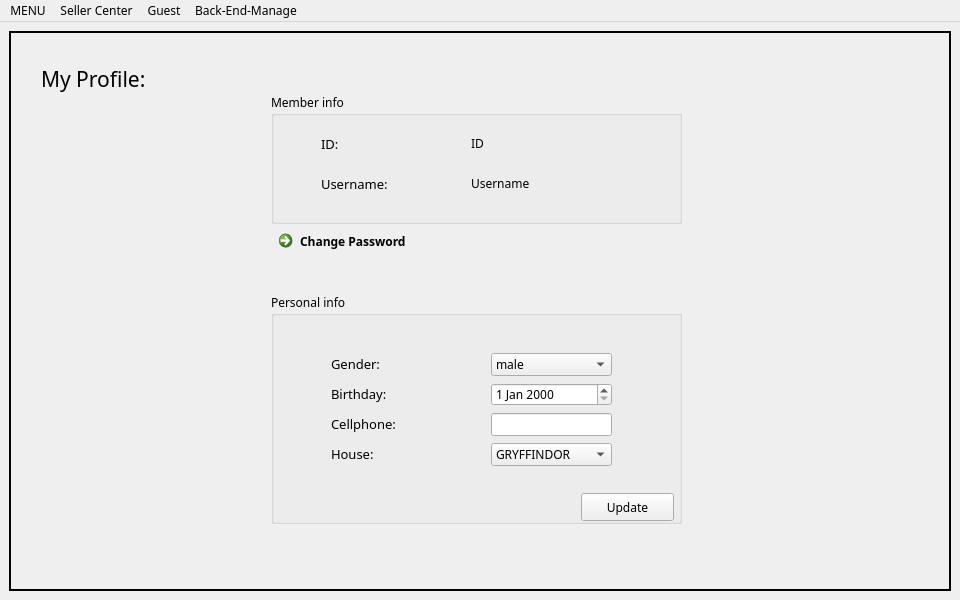
First picture: the form in mainwindow.ui, repository freefrit/AOOP_DogeShop, before the edit.
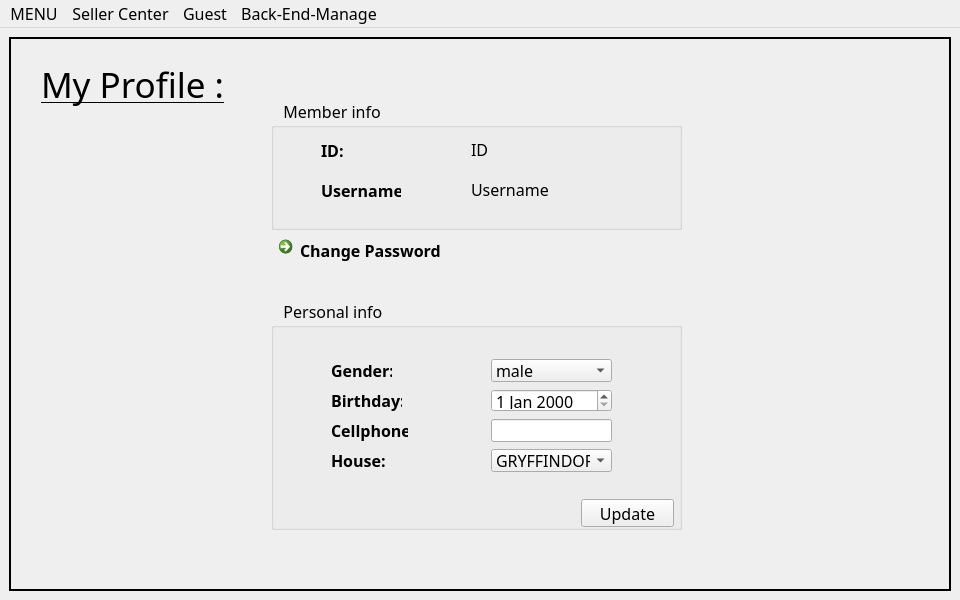
Second picture: the form after the edit. The open tabs and pages were chosen to show the change.

Commit message: card+font

The edit to the form file:
```diff
--- a/mainwindow.ui
+++ b/mainwindow.ui
@@ -21,7 +21,7 @@
   </property>
   <property name="font">
    <font>
-    <family>MV Boli</family>
+    <family>Agency FB</family>
    </font>
   </property>
   <property name="windowTitle">
@@ -91,12 +91,13 @@
         </property>
         <property name="font">
          <font>
-          <family>MV Boli</family>
-          <pointsize>16</pointsize>
+          <family>Agency FB</family>
+          <pointsize>26</pointsize>
+          <underline>true</underline>
          </font>
         </property>
         <property name="text">
-         <string>My Profile:</string>
+         <string>My Profile :</string>
         </property>
        </widget>
        <widget class="QGroupBox" name="groupBox">
@@ -110,12 +111,12 @@
         </property>
         <property name="font">
          <font>
-          <family>MV Boli</family>
-          <pointsize>9</pointsize>
+          <family>Agency FB</family>
+          <pointsize>12</pointsize>
          </font>
         </property>
         <property name="title">
-         <string>Personal info</string>
+         <string>   Personal info</string>
         </property>
         <widget class="QDateEdit" name="dateEdit">
          <property name="geometry">
@@ -126,6 +127,12 @@
            <height>23</height>
           </rect>
          </property>
+         <property name="font">
+          <font>
+           <family>Agency FB</family>
+           <pointsize>12</pointsize>
+          </font>
+         </property>
         </widget>
         <widget class="QLabel" name="label_c_cellphone">
          <property name="geometry">
@@ -138,8 +145,12 @@
          </property>
          <property name="font">
           <font>
-           <family>MV Boli</family>
-           <pointsize>10</pointsize>
+           <family>Agency FB</family>
+           <pointsize>12</pointsize>
+           <weight>75</weight>
+           <italic>false</italic>
+           <bold>true</bold>
+           <kerning>true</kerning>
           </font>
          </property>
          <property name="text">
@@ -155,6 +166,12 @@
            <height>23</height>
           </rect>
          </property>
+         <property name="font">
+          <font>
+           <family>Agency FB</family>
+           <pointsize>12</pointsize>
+          </font>
+         </property>
          <property name="currentText">
           <string>male</string>
          </property>
@@ -185,8 +202,12 @@
          </property>
          <property name="font">
           <font>
-           <family>MV Boli</family>
-           <pointsize>10</pointsize>
+           <family>Agency FB</family>
+           <pointsize>12</pointsize>
+           <weight>75</weight>
+           <italic>false</italic>
+           <bold>true</bold>
+           <kerning>true</kerning>
           </font>
          </property>
          <property name="text">
@@ -204,8 +225,12 @@
          </property>
          <property name="font">
           <font>
-           <family>MV Boli</family>
-           <pointsize>10</pointsize>
+           <family>Agency FB</family>
+           <pointsize>12</pointsize>
+           <weight>75</weight>
+           <italic>false</italic>
+           <bold>true</bold>
+           <kerning>true</kerning>
           </font>
          </property>
          <property name="text">
@@ -221,6 +246,12 @@
            <height>23</height>
           </rect>
          </property>
+         <property name="font">
+          <font>
+           <family>Agency FB</family>
+           <pointsize>12</pointsize>
+          </font>
+         </property>
          <property name="text">
           <string/>
          </property>
@@ -234,6 +265,12 @@
            <height>28</height>
           </rect>
          </property>
+         <property name="font">
+          <font>
+           <family>Agency FB</family>
+           <pointsize>12</pointsize>
+          </font>
+         </property>
          <property name="text">
           <string>Update</string>
          </property>
@@ -249,8 +286,12 @@
          </property>
          <property name="font">
           <font>
-           <family>MV Boli</family>
-           <pointsize>10</pointsize>
+           <family>Agency FB</family>
+           <pointsize>12</pointsize>
+           <weight>75</weight>
+           <italic>false</italic>
+           <bold>true</bold>
+           <kerning>true</kerning>
           </font>
          </property>
          <property name="text">
@@ -266,6 +307,12 @@
            <height>23</height>
           </rect>
          </property>
+         <property name="font">
+          <font>
+           <family>Agency FB</family>
+           <pointsize>12</pointsize>
+          </font>
+         </property>
          <item>
           <property name="text">
            <string>GRYFFINDOR</string>
@@ -299,12 +346,12 @@
         </property>
         <property name="font">
          <font>
-          <family>MV Boli</family>
-          <pointsize>9</pointsize>
+          <family>Agency FB</family>
+          <pointsize>12</pointsize>
          </font>
         </property>
         <property name="title">
-         <string>Member info</string>
+         <string>   Member info</string>
         </property>
         <widget class="QLabel" name="label_c_username">
          <property name="geometry">
@@ -317,8 +364,10 @@
          </property>
          <property name="font">
           <font>
-           <family>MV Boli</family>
-           <pointsize>10</pointsize>
+           <family>Agency FB</family>
+           <pointsize>12</pointsize>
+           <weight>75</weight>
+           <bold>true</bold>
           </font>
          </property>
          <property name="text">
@@ -336,8 +385,10 @@
          </property>
          <property name="font">
           <font>
-           <family>MV Boli</family>
-           <pointsize>10</pointsize>
+           <family>Agency FB</family>
+           <pointsize>12</pointsize>
+           <weight>75</weight>
+           <bold>true</bold>
           </font>
          </property>
          <property name="text">
@@ -353,6 +404,12 @@
            <height>21</height>
           </rect>
          </property>
+         <property name="font">
+          <font>
+           <family>Agency FB</family>
+           <pointsize>12</pointsize>
+          </font>
+         </property>
          <property name="text">
           <string>ID</string>
          </property>
@@ -366,6 +423,12 @@
            <height>21</height>
           </rect>
          </property>
+         <property name="font">
+          <font>
+           <family>Agency FB</family>
+           <pointsize>12</pointsize>
+          </font>
+         </property>
          <property name="text">
           <string>Username</string>
          </property>
@@ -376,10 +439,16 @@
          <rect>
           <x>260</x>
           <y>190</y>
-          <width>171</width>
+          <width>191</width>
           <height>41</height>
          </rect>
         </property>
+        <property name="font">
+         <font>
+          <family>Agency FB</family>
+          <pointsize>12</pointsize>
+         </font>
+        </property>
         <property name="text">
          <string>Change Password </string>
         </property>
@@ -597,9 +666,17 @@
      <x>0</x>
      <y>0</y>
      <width>960</width>
-     <height>26</height>
+     <height>30</height>
     </rect>
    </property>
+   <property name="font">
+    <font>
+     <family>Agency FB</family>
+     <pointsize>12</pointsize>
+     <weight>50</weight>
+     <bold>false</bold>
+    </font>
+   </property>
    <property name="layoutDirection">
     <enum>Qt::LeftToRight</enum>
    </property>
```
Left out of the diff: 214 changed lines with no effect on the pictures. The commit also changes 13 other files.
